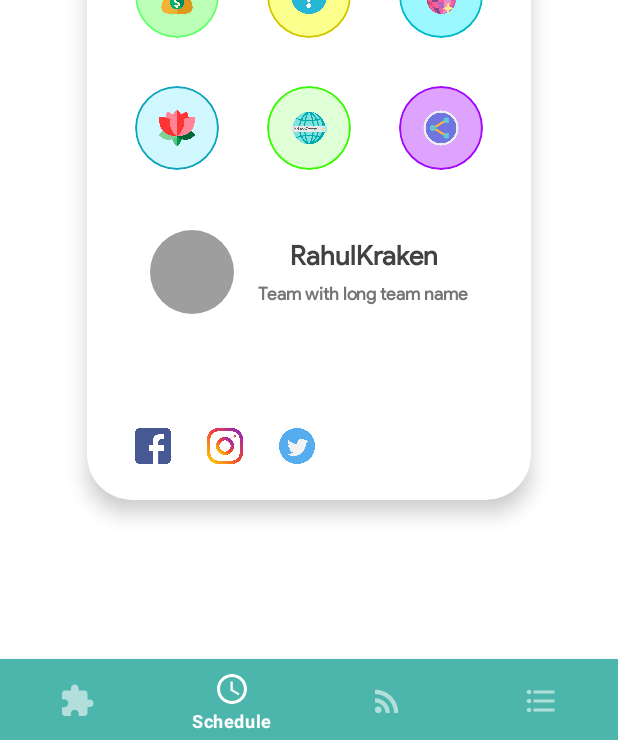
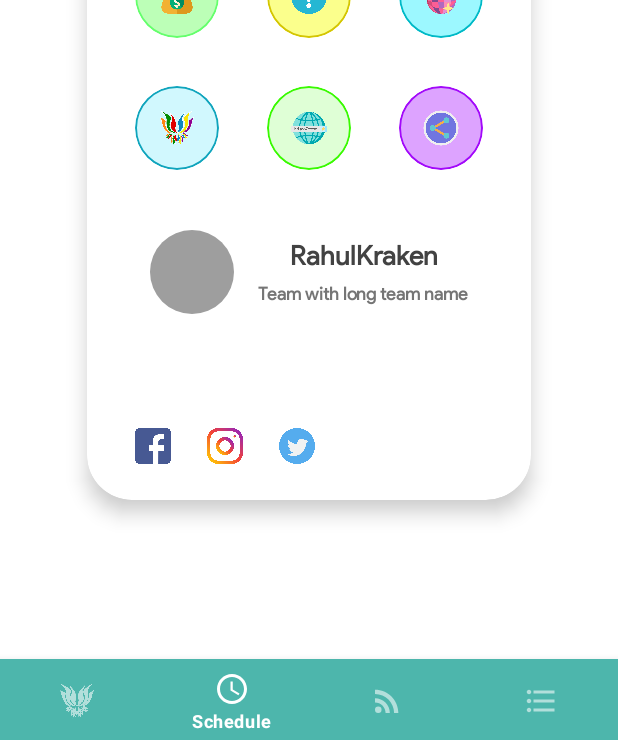
Before and after one commit to RahulKraken/bitotsav-20, an Android app: the screen it shows after launch (MainActivity), item 2 of the bottom bar chosen, on a phone screen of 412 x 824 dp. Shown: the part 493-1233 px from the top of the screen. Run offline under Robolectric (Android 15) with nearby library versions, the phone set to English and light mode, and no system bars; our stand-ins replace CircleImageView, Room's generated code, Volley; network calls fail; 24 statements that could not run were skipped.

Commit message:
added bitotsav lotus at places

```diff
--- a/app/src/main/res/layout/layout_bitotsav.xml
+++ b/app/src/main/res/layout/layout_bitotsav.xml
@@ -169,7 +169,7 @@
             android:layout_height="56dp">
 
             <ImageView
-                android:src="@drawable/lotus_flower_color"
+                android:src="@drawable/colorful_icon"
                 android:layout_gravity="center"
                 android:layout_width="24dp"
                 android:layout_height="24dp"
--- a/app/src/main/res/menu/bottom_nav_menu.xml
+++ b/app/src/main/res/menu/bottom_nav_menu.xml
@@ -3,7 +3,7 @@
     <item
         android:id="@+id/action_bitotsav"
         android:title="Bitotsav"
-        android:icon="@drawable/ic_extension_black_24dp" />
+        android:icon="@drawable/black_lotus" />
     <item
         android:id="@+id/action_schedule"
         android:title="Schedule"
```
